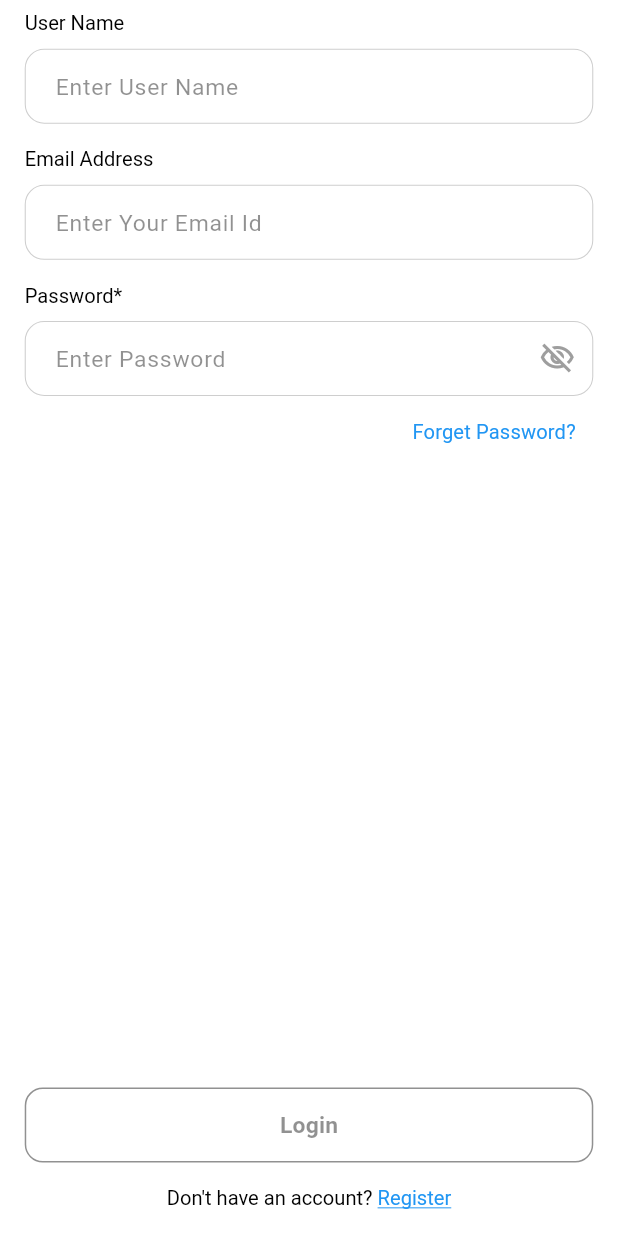
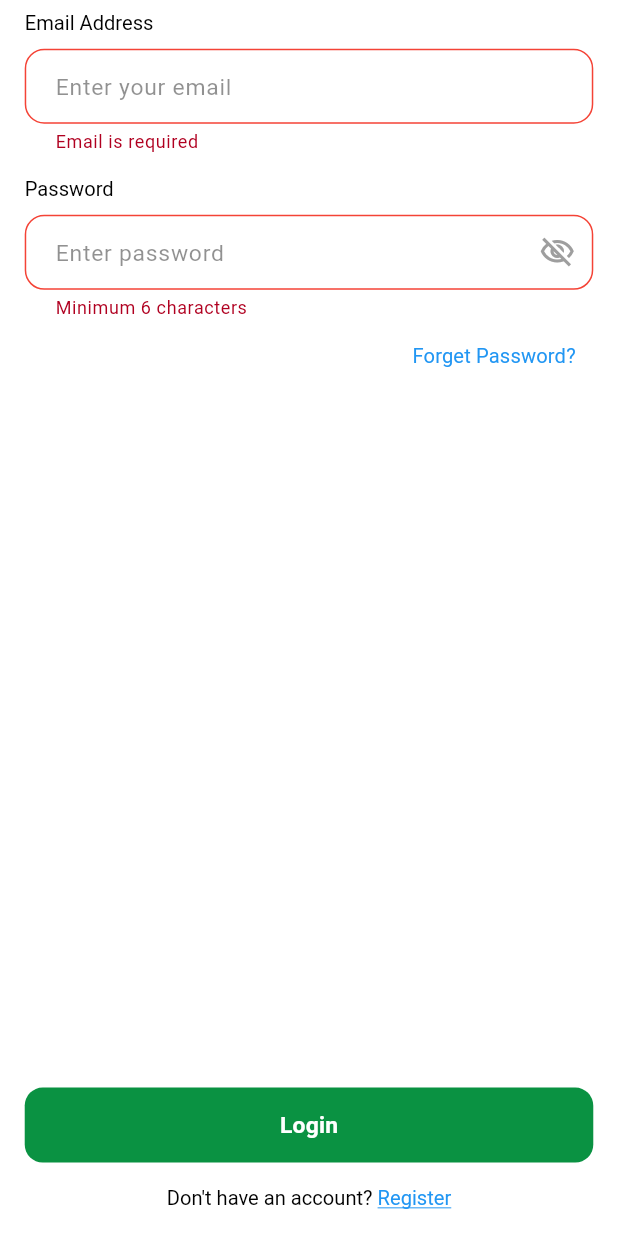
Before and after one commit to Shubham-Radadiya/jitox, a Flutter app: the LoginScreen widget shown alone on an empty page, opened directly, after a tap on "Login", on a phone screen of 412 x 824 dp. Run offline on Flutter 3.47's test engine with Material 3 defaults, Android fonts, the phone set to English and light mode, and no system bars; our stand-ins replace dotted_border, image_picker, lucide_icons, pin_code_fields, responsive_sizer, shared_preferences; accounts and stored records are empty.

Commit message:
Fix app startup: require login before home; disable route restoration.
Co-authored-by: Cursor <cursoragent@cursor.com>

```diff
--- a/Code/jitox_agro_app/lib/View/Screens/Auth/login_screen.dart
+++ b/Code/jitox_agro_app/lib/View/Screens/Auth/login_screen.dart
@@ -2,6 +2,9 @@ import 'package:flutter/gestures.dart';
 import 'package:flutter/material.dart';
 import 'package:jitox_agro_app/Constants/colors.dart';
 import 'package:jitox_agro_app/Constants/route_names.dart';
+import 'package:jitox_agro_app/services/auth_api.dart';
+import 'package:jitox_agro_app/services/auth_session.dart';
+import 'package:jitox_agro_app/utils/app_navigator.dart';
 import 'package:jitox_agro_app/View/Widgets/button.dart';
 import 'package:jitox_agro_app/View/Widgets/textfield.dart';
 import 'package:responsive_sizer/responsive_sizer.dart';
@@ -17,49 +20,41 @@ class LoginScreen extends StatefulWidget {
 
 class _LoginScreenState extends State<LoginScreen> {
   final _formKey = GlobalKey<FormState>();
-
-  late FocusNode userNameFocus;
-  late FocusNode emailFocus;
-  late FocusNode passwordFocus;
-
-  final userNameController = TextEditingController();
+  final emailFocus = FocusNode();
+  final passwordFocus = FocusNode();
   final emailController = TextEditingController();
   final passwordController = TextEditingController();
 
-  bool isFormValid = false;
+  bool _loading = false;
 
-  void _submit() {
-    if (_formKey.currentState!.validate()) {
-      // Perform login action here
+  Future<void> _submit() async {
+    if (!_formKey.currentState!.validate()) return;
+    setState(() => _loading = true);
+    try {
+      final data = await AuthApi.login(
+        email: emailController.text,
+        password: passwordController.text,
+      );
+      final token = data['token']?.toString() ?? '';
+      await AuthSession.saveSession(token);
+      if (!mounted) return;
+      navigateToHome(context);
+    } catch (e) {
+      if (!mounted) return;
+      ScaffoldMessenger.of(context).showSnackBar(
+        SnackBar(content: Text(e.toString().replaceFirst('Exception: ', ''))),
+      );
+    } finally {
+      if (mounted) setState(() => _loading = false);
     }
-  }
-
-  void _validateForm() {
-    bool isValid = false;
-    if (userNameController.text.isNotEmpty &&
-        emailController.text.isNotEmpty &&
-        passwordController.text.length >= 6) {
-      isValid = _formKey.currentState?.validate() ?? false;
-    }
-
-    setState(() {
-      isFormValid = isValid;
-    });
-  }
-
-  @override
-  void initState() {
-    super.initState();
-    userNameFocus = FocusNode()..addListener(_validateForm);
-    emailFocus = FocusNode()..addListener(_validateForm);
-    passwordFocus = FocusNode()..addListener(_validateForm);
   }
 
   @override
   void dispose() {
-    userNameFocus.dispose();
     emailFocus.dispose();
     passwordFocus.dispose();
+    emailController.dispose();
+    passwordController.dispose();
     super.dispose();
   }
 
@@ -77,34 +72,29 @@ class _LoginScreenState extends State<LoginScreen> {
                   children: [
                     SizedBox(height: 1.h),
                     CustomTextField(
-                      label: 'User Name',
-                      hint: 'Enter User Name',
-                      controller: userNameController,
-                      focusNode: userNameFocus,
-                      validator: (value) =>
-                          value!.isEmpty ? 'User name is required' : null,
-                    ),
-                    SizedBox(height: 2.h),
-                    CustomTextField(
                       label: 'Email Address',
-                      hint: 'Enter Your Email Id',
+                      hint: 'Enter your email',
                       controller: emailController,
                       focusNode: emailFocus,
                       validator: (value) {
-                        if (value!.isEmpty) return 'Email is required';
+                        if (value == null || value.trim().isEmpty) {
+                          return 'Email is required';
+                        }
                         if (!value.contains('@')) return 'Invalid email';
                         return null;
                       },
                     ),
                     SizedBox(height: 2.h),
                     CustomTextField(
-                      label: 'Password*',
-                      hint: 'Enter Password',
+                      label: 'Password',
+                      hint: 'Enter password',
                       controller: passwordController,
                       focusNode: passwordFocus,
                       obscureText: true,
                       validator: (value) =>
-                          value!.length < 6 ? 'Minimum 6 characters' : null,
+                          value == null || value.length < 6
+                              ? 'Minimum 6 characters'
+                              : null,
                     ),
                     Row(
                       mainAxisAlignment: MainAxisAlignment.end,
@@ -115,7 +105,7 @@ class _LoginScreenState extends State<LoginScreen> {
                             forgotPassword,
                           ),
                           child: Text(
-                            "Forget Password?",
+                            'Forget Password?',
                             style: TextStyle(
                               fontSize: 15.sp,
                               color: Colors.blue,
@@ -129,14 +119,13 @@ class _LoginScreenState extends State<LoginScreen> {
                 ),
               ),
             ),
-            Spacer(),
+            const Spacer(),
             SizedBox(
               width: double.infinity,
               child: CustomButton(
-                isOutlined: !isFormValid,
-                text: "Login",
-                outlineColor: lightFontColor,
-                onPressed: isFormValid ? _submit : () {},
+                isOutlined: false,
+                text: _loading ? 'Logging in…' : 'Login',
+                onPressed: _loading ? () {} : _submit,
               ),
             ),
             SizedBox(height: 2.h),
@@ -149,10 +138,10 @@ class _LoginScreenState extends State<LoginScreen> {
                     color: Colors.black,
                   ),
                   children: [
-                    TextSpan(text: "Don't have an account? "),
+                    const TextSpan(text: "Don't have an account? "),
                     TextSpan(
                       text: 'Register',
-                      style: TextStyle(
+                      style: const TextStyle(
                         color: Colors.blue,
                         decoration: TextDecoration.underline,
                       ),
--- a/Code/jitox_agro_app/lib/View/Screens/Leave/leave_request_screen.dart
+++ b/Code/jitox_agro_app/lib/View/Screens/Leave/leave_request_screen.dart
@@ -61,7 +61,7 @@ class _LeaveRequestScreenState extends State<LeaveRequestScreen>
                   Expanded(
                     child: Center(
                       child: Text(
-                        "Task Detail",
+                        "Leave Request",
                         style: TextStyle(
                           fontSize: 17.sp,
                           fontWeight: FontWeight.w500,
--- a/Code/jitox_agro_app/lib/main.dart
+++ b/Code/jitox_agro_app/lib/main.dart
@@ -17,6 +17,7 @@ class MyApp extends StatelessWidget {
       return MaterialApp(
         debugShowCheckedModeBanner: false,
         theme: AppTheme.light(),
+        restorationScopeId: null,
         initialRoute: splashScreen,
         onGenerateRoute: AppRoutes.routes,
       );
--- a/Code/jitox_agro_app/lib/routes.dart
+++ b/Code/jitox_agro_app/lib/routes.dart
@@ -149,7 +149,9 @@ class AppRoutes {
         return MaterialPageRoute(builder: (_) => const LanguageScreen());
 
       default:
-        return MaterialPageRoute(builder: (_) => SplashScreen());
+        return MaterialPageRoute(
+          builder: (_) => AuthScreen(openLogin: true),
+        );
     }
   }
 }
--- a/Code/jitox_agro_app/pubspec.yaml
+++ b/Code/jitox_agro_app/pubspec.yaml
@@ -43,6 +43,8 @@ dependencies:
   # Pin so Android build uses v2 embedding–compatible Java (Registrar removed in current Flutter).
   flutter_plugin_android_lifecycle: ^2.0.34
   dotted_border: ^2.1.0
+  http: ^1.2.2
+  shared_preferences: ^2.3.3
 
 dev_dependencies:
   flutter_test:
```
Also changed, not shown: Code/jitox_agro_app/lib/View/Screens/Splash/onboard_screen.dart (+9 -7 lines), Code/jitox_agro_app/lib/View/Screens/Splash/splash_screen.dart (+16 -3 lines), Code/jitox_agro_app/lib/View/Widgets/mr/mr_drawer.dart (+8 -0 lines), Code/jitox_agro_app/lib/services/auth_api.dart (added, +40 -0 lines), Code/jitox_agro_app/lib/services/auth_session.dart (added, +38 -0 lines), Code/jitox_agro_app/lib/utils/app_navigator.dart (added, +25 -0 lines), 1 other file.
